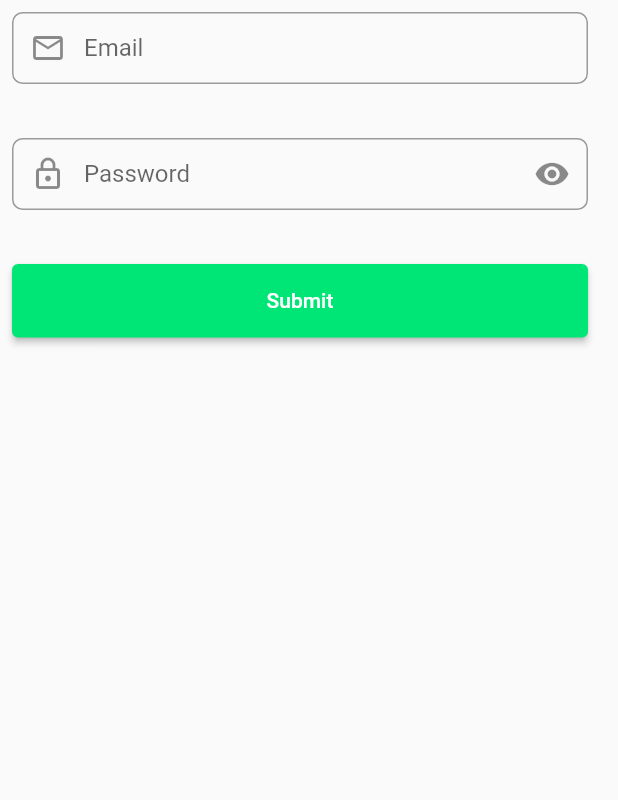
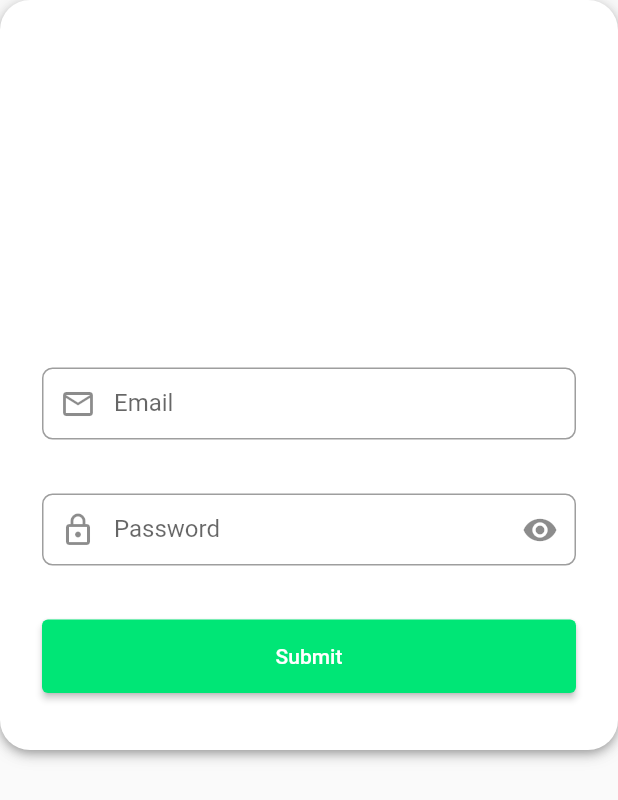
Before and after one commit to werhani-houssemeddine/borne-sanitaire-administration, a Flutter app: the LoginForm widget shown alone on an empty page, opened directly, on a phone screen of 412 x 824 dp. Shown: the top 800 px of the screen. Run offline on Flutter 3.47's test engine with Material 2 defaults, Android fonts, the phone set to English and light mode, and no system bars.

Commit message:
make changes in the layout

```diff
--- a/lib/widgets/authentication/Login/widgets/form.widget.dart
+++ b/lib/widgets/authentication/Login/widgets/form.widget.dart
@@ -36,15 +36,22 @@ class _LoginFormState extends State<LoginForm> {
   Widget build(BuildContext context) {
     return Form(
       key: _formKey,
-      child: Column(
-        crossAxisAlignment: CrossAxisAlignment.center,
-        children: <Widget>[
-          LoginWidgets.EmailInput(emailController),
-          LoginWidgets.PasswordInput(passwordController, toggleSecureText),
-          LoginWidgets.SubmitButton(
-              context, _formKey, emailController, passwordController),
-        ],
-      ),
+      child: Container(
+          height: 500,
+          decoration: BoxDecoration(
+              boxShadow: kElevationToShadow[4],
+              color: Colors.white,
+              borderRadius: BorderRadius.circular(20.0)),
+          padding: const EdgeInsets.only(bottom: 30.0, left: 20.0, right: 20.0),
+          child: Column(
+              mainAxisAlignment: MainAxisAlignment.end,
+              children: <Widget>[
+                LoginWidgets.EmailInput(emailController),
+                LoginWidgets.PasswordInput(
+                    passwordController, toggleSecureText),
+                LoginWidgets.SubmitButton(
+                    context, _formKey, emailController, passwordController),
+              ])),
     );
   }
 }
```
